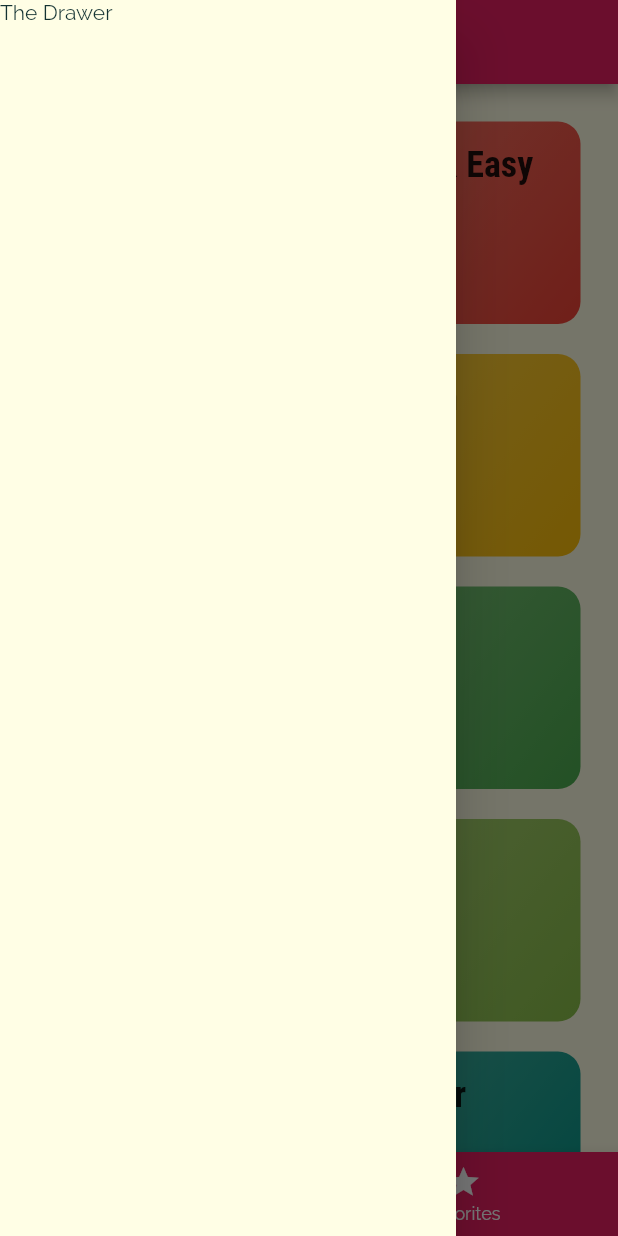
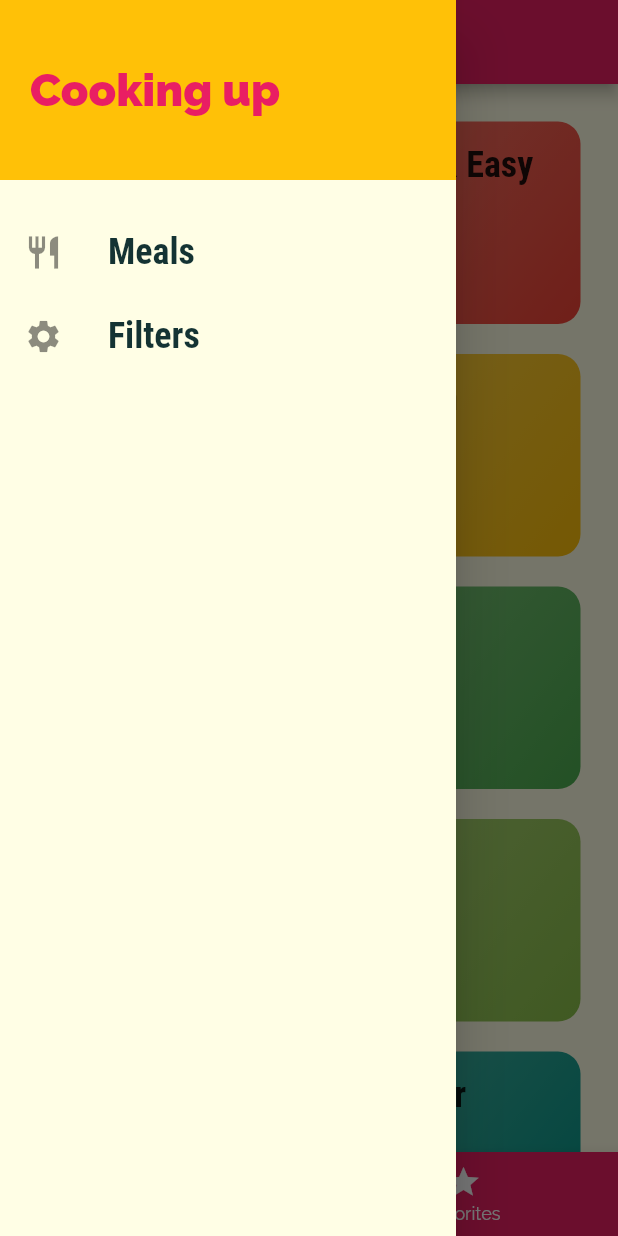
Before and after one commit to samuel-owie/meals_app, a Flutter app: the screen it shows after launch, with the side drawer open, on a phone screen of 412 x 824 dp. Run offline on Flutter 3.47's test engine with Material 2 defaults, Android fonts, the phone set to English and light mode, and no system bars.

Commit message:
tab screen completed

```diff
--- a/lib/main.dart
+++ b/lib/main.dart
@@ -1,14 +1,15 @@
 import 'package:flutter/material.dart';
 
 
-import './screens/tabs_screen.dart';
+import 'my_modified/tabs_screen.dart';
 import './screens/meal_detail_screen.dart';
 //import 'my_modified/meal_detail_screen_secondview.dart';
 import './screens/category_meals_screen.dart';
 //import 'my_modified/tabs_screen_android.dart';
-import './screens/tabs_screen.dart';
+import 'my_modified/tabs_screen.dart';
 import './screens/tabs_screen_bottom.dart';
 import './screens/categories_screen.dart';
+import './screens/filters_screen.dart';
 
 void main() => runApp(MyApp());
 
@@ -43,6 +44,7 @@ class MyApp extends StatelessWidget{
         CategoryMealsScreen.routeName: (ctx) => CategoryMealsScreen(),
         MealDetailScreen.routeName: (ctx) => MealDetailScreen(),
         //MealDetailScreen2.routeName: (ctx) => MealDetailScreen2(),
+        FiltersScreen.routeName: (ctx) => FiltersScreen(),
       },
       onUnknownRoute: (settings) {
         return MaterialPageRoute (
--- a/lib/screens/tabs_screen.dart
+++ b/lib/my_modified/tabs_screen.dart
@@ -1,8 +1,8 @@
 import 'package:flutter/material.dart';
 
 
-import './favorites-screen.dart';
-import './categories_screen.dart';
+import '../screens/favorites-screen.dart';
+import '../screens/categories_screen.dart';
 
 class TabsScreen extends StatefulWidget {
 
--- /dev/null
+++ b/lib/screens/filters_screen.dart
@@ -0,0 +1,13 @@
+import 'package:flutter/material.dart';
+
+class FiltersScreen extends StatelessWidget {
+
+  static const routeName = '/filters';
+
+  @override
+  Widget build(BuildContext context) {
+    return Center(
+      child: Text('Filters'),
+    );
+  }
+}
--- a/lib/screens/tabs_screen_bottom.dart
+++ b/lib/screens/tabs_screen_bottom.dart
@@ -2,6 +2,7 @@ import 'package:flutter/material.dart';
 
 import './favorites-screen.dart';
 import './categories_screen.dart';
+import '../widgets/main_drawer.dart';
 
 class TabsScreenB extends StatefulWidget {
 
@@ -37,9 +38,7 @@ class _TabsScreenBState extends State<TabsScreenB> {
           title: Text(_pages[_selectedPageIndex]['title'],),
 
         ),
-        drawer: Drawer(
-          child: Text('The Drawer'),
-        ),
+        drawer: MainDrawer(),
         body: _pages[_selectedPageIndex]['page'],
         bottomNavigationBar: BottomNavigationBar(
           onTap: _selectPage,
--- a/lib/widgets/main_drawer.dart
+++ b/lib/widgets/main_drawer.dart
@@ -1,11 +1,15 @@
-import 'dart:js';
+import 'package:flutter/material.dart';
 
-import 'package:flutter/material.dart';
+
+import '../screens/filters_screen.dart';
 
 class  MainDrawer extends StatelessWidget {
 
-  Widget buildListTile(String tileTitle,  IconData tileIcon){
-    return ListTile(
+  Widget buildListTile(
+    String tileTitle,
+    IconData tileIcon,
+    Function tapHandler
+    ){  return ListTile(
             leading: Icon(
               tileIcon,
               size: 26,
@@ -18,9 +22,7 @@ class  MainDrawer extends StatelessWidget {
                 fontWeight: FontWeight.bold,
               ),
               ),
-              onTap: () {
-
-              },
+              onTap: tapHandler,
           );
   }
 
@@ -48,9 +50,21 @@ class  MainDrawer extends StatelessWidget {
 
           SizedBox(height: 20,),
 
-          ListTile(),
+          buildListTile(
+            'Meals',
+            Icons.restaurant,
+            () {
+              Navigator.of(context).pushNamed('/');
+            }
+            ),
 
-          ListTile(),
+          buildListTile(
+            'Filters',
+            Icons.settings,
+            () {
+              Navigator.of(context).pushNamed(FiltersScreen.routeName);
+            }
+            ),
         ],
       ),
     );
```
